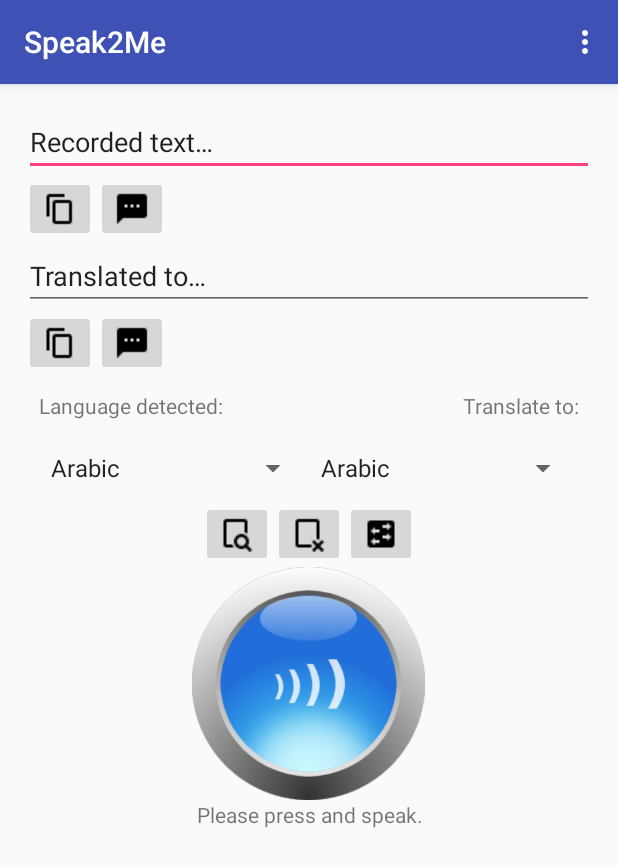
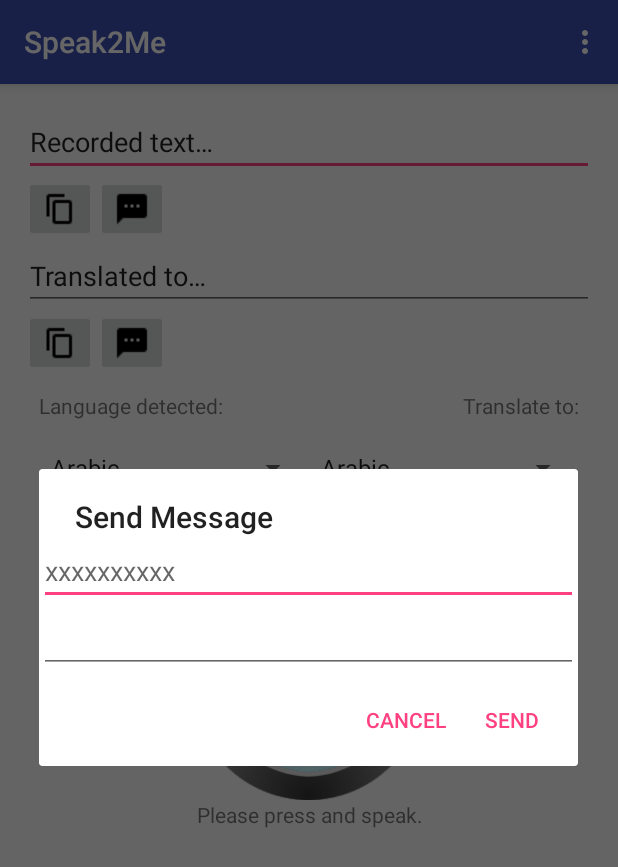
Before and after one commit to DLambros91/Speak2Me, an Android app: the screen it shows after launch (MainActivity), after a tap on an icon or button, on a phone screen of 412 x 824 dp. Shown: the top 867 px of the screen. Run offline under Robolectric (Android 15) with nearby library versions, the light colour scheme and no system bars; libraries missing offline, so code that uses them is left out: com.memetix.mst; 1 statement that could not run was skipped.

Commit message:
SMS Added (David's Sexy Changes)

```diff
--- a/app/src/main/java/com/example/dlambros/speak2me/MainActivity.java
+++ b/app/src/main/java/com/example/dlambros/speak2me/MainActivity.java
@@ -23,9 +23,9 @@
 import android.content.ClipData;
 import android.content.ClipboardManager;
 import android.content.Context;
+import android.content.DialogInterface;
 import android.content.Intent;
 import android.database.Cursor;
-import android.net.Uri;
 import android.os.AsyncTask;
 import android.os.Bundle;
 import android.speech.RecognitionListener;
@@ -34,6 +34,7 @@
 import android.speech.tts.TextToSpeech;
 import android.support.v7.app.AlertDialog;
 import android.support.v7.app.AppCompatActivity;
+import android.telephony.SmsManager;
 import android.util.Log;
 import android.view.Menu;
 import android.view.MenuItem;
@@ -44,6 +45,7 @@
 import android.widget.CheckBox;
 import android.widget.EditText;
 import android.widget.ImageButton;
+import android.widget.LinearLayout;
 import android.widget.Spinner;
 import android.widget.TextView;
 import android.widget.Toast;
@@ -248,8 +250,8 @@
     /**
      * Sets the language for the text to speech to whatever the translation spinner is set as
      * And then performs the speech
-     * @param translation The string that holds the translation of the phrase
-     * @exception None
+     * @param phrase The string that holds the translation of the phrase
+     * @exception No ne
      * @return No return value.
      */
     private void speakPhrase(String phrase)
@@ -299,15 +301,12 @@
     {
         // Set onClickListener for the view button to display
         // the logs stored in the SQLite database
-        mView.setOnClickListener(new View.OnClickListener()
-        {
+        mView.setOnClickListener(new View.OnClickListener() {
             @Override
-            public void onClick(View v)
-            {
+            public void onClick(View v) {
                 // Load the database entries into the Cursor res
                 Cursor res = myDB.getAllData();
-                if (res.getCount() == 0)
-                {
+                if (res.getCount() == 0) {
                     showMessage("Error", "Nothing Found");
                     return;
                 }
@@ -315,13 +314,14 @@
                 StringBuilder buffer = new StringBuilder();
 
                 // While there are still more entries in the log, load them into the buffer
-                while (res.moveToNext())
-                {
-                   // buffer.append("Id : " + res.getString(0) + "\n");
+                while (res.moveToNext()) {
+                    //buffer.append("Id : " + res.getString(0) + "\n");
+                    buffer.append("\n");
                     buffer.append("Spoken Phrase : " + res.getString(1) + "\n");
                     buffer.append("Translation : " + res.getString(2) + "\n");
                     buffer.append("Detected Language : " + res.getString(3) + "\n");
                     buffer.append("Translated Language : " + res.getString(4) + "\n");
+                    buffer.append("\n");
                 }
 
                 // Show all data
@@ -343,6 +343,42 @@
         builder.setCancelable(true);
         builder.setTitle(title);
         builder.setMessage(message);
+        builder.show();
+    }
+
+    /**
+     *
+     */
+    public void sendMessageDialogBox(String sample)
+    {
+        AlertDialog.Builder builder = new AlertDialog.Builder(this);
+        builder.setCancelable(true);
+        builder.setTitle("Send Message");
+
+        final EditText phoneNumber = new EditText(this);
+        final EditText Message = new EditText(this);
+
+        phoneNumber.setHint("xxxxxxxxxx");
+
+        LinearLayout layout = new LinearLayout(getApplicationContext());
+
+        layout.setOrientation(LinearLayout.VERTICAL);
+        layout.addView(phoneNumber);
+        layout.addView(Message);
+        builder.setView(layout);
+
+        builder.setPositiveButton("Send", new DialogInterface.OnClickListener() {
+            public void onClick(DialogInterface dialog, int whichButton) {
+
+            }
+        });
+
+        builder.setNegativeButton("Cancel", new DialogInterface.OnClickListener() {
+            public void onClick(DialogInterface dialog, int whichButton){
+
+            }
+        });
+
         builder.show();
     }
 
@@ -404,10 +440,12 @@
         mSend.setOnClickListener(new View.OnClickListener() {
             @Override
             public void onClick(View v) {
-                Intent sendIntent = new Intent(Intent.ACTION_VIEW);
-                sendIntent.setData(Uri.parse("sms:"));
-                sendIntent.putExtra("sms_body", mRecorded.getText());
-                startActivity(sendIntent);
+                //Intent sendIntent = new Intent(Intent.ACTION_VIEW);
+                //sendIntent.setData(Uri.parse("sms:"));
+                //sendIntent.putExtra("sms_body", mRecorded.getText());
+                //startActivity(sendIntent);
+                sendMessageDialogBox("Message");
+                //sendSms();
             }
         });
 
@@ -550,6 +588,12 @@
         });
         viewLog();
         deleteDB();
+    }
+
+    protected void sendSms()
+    {
+        SmsManager manager = SmsManager.getDefault();
+        manager.sendTextMessage("9085481212",null,"EAT my BALLS",null,null);
     }
 
     @Override
```
